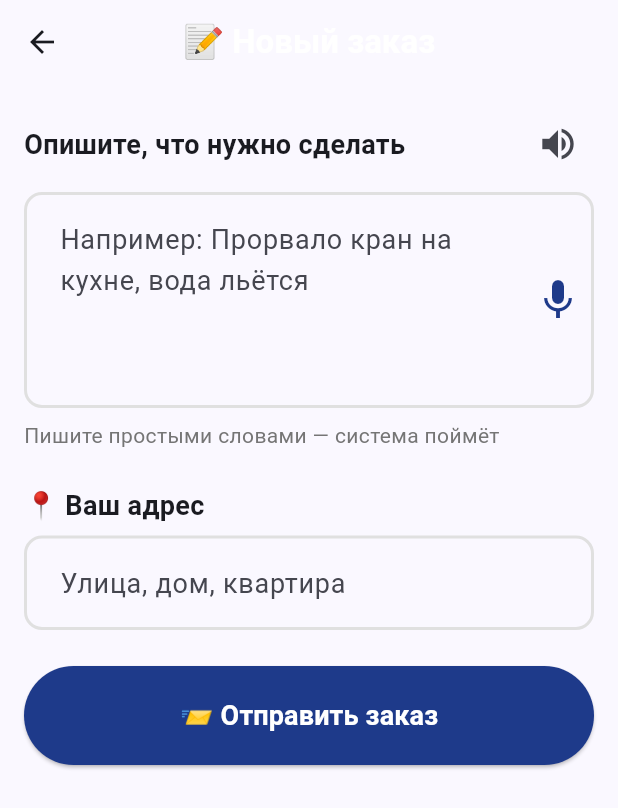
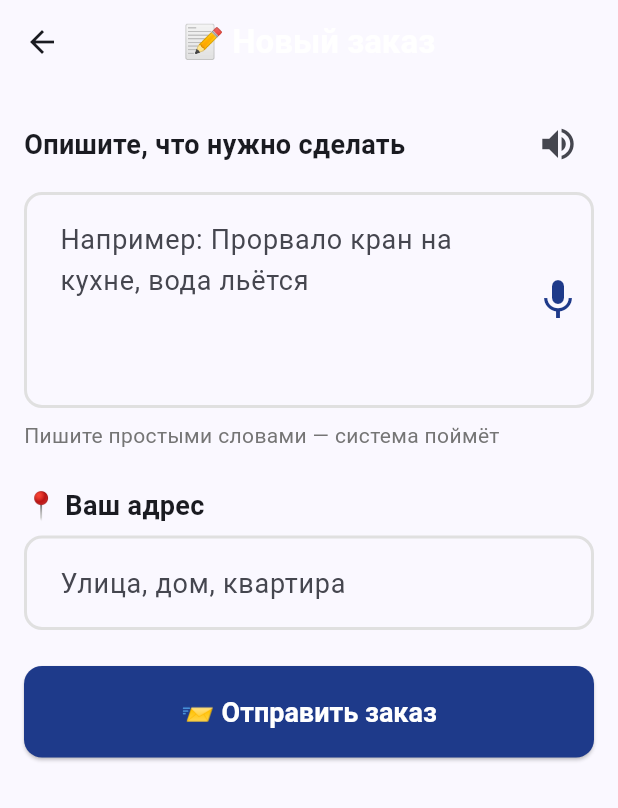
Before and after one commit to Foggez-rfs/My_Work, a Flutter app: the NewOrderScreen screen opened by its route, on a phone screen of 412 x 824 dp. Shown: the top 808 px of the screen. Run offline on Flutter 3.47's test engine with Material 3 defaults, Android fonts, the phone set to English and light mode, and no system bars; our stand-ins replace flutter_map, flutter_tts, latlong2, pdf, printing, shared_preferences and 1 more; accounts and stored records are empty; network calls fail.

Commit message:
task snapshot 8e9a4aca-6da9-4007-883d-29bd36f3ad50

```diff
--- a/mobile/lib/services/certificate_service.dart
+++ b/mobile/lib/services/certificate_service.dart
@@ -16,7 +16,7 @@ class CertificateService {
 
     pdf.addPage(
       pw.Page(
-        pageFormat: PdfPageFormat.a4.landscape(),
+        pageFormat: PdfPageFormat.a4.landscape,
         build: (pw.Context context) {
           return pw.Container(
             decoration: pw.BoxDecoration(
--- a/mobile/lib/services/tts_service.dart
+++ b/mobile/lib/services/tts_service.dart
@@ -50,7 +50,7 @@ class TtsService {
   // Проверка, идёт ли озвучка
   static Future<bool> isSpeaking() async {
     final state = await _tts.isLanguageAvailable;
-    return state;
+    return state as bool;
   }
 
   // Озвучить и вызвать callback после завершения
--- a/mobile/lib/theme.dart
+++ b/mobile/lib/theme.dart
@@ -33,14 +33,10 @@ class AppTheme {
     ),
     // Крупные кнопки (минимум 60px высота)
     elevatedButtonTheme: ElevatedButtonThemeData(
-      style: ElevatedButtonStyle(
-        minimumSize: WidgetStateProperty.all(const Size(double.infinity, 60)),
-        shape: WidgetStateProperty.all(
-          RoundedRectangleBorder(borderRadius: BorderRadius.circular(12)),
-        ),
-        textStyle: WidgetStateProperty.all(
-          const TextStyle(fontSize: 18, fontWeight: FontWeight.w600),
-        ),
+      style: ElevatedButton.styleFrom(
+        minimumSize: const Size(double.infinity, 60),
+        shape: RoundedRectangleBorder(borderRadius: BorderRadius.circular(12)),
+        textStyle: const TextStyle(fontSize: 18, fontWeight: FontWeight.w600),
       ),
     ),
     // Поля ввода
@@ -98,14 +94,10 @@ class AppTheme {
       labelLarge: TextStyle(fontSize: 18, fontWeight: FontWeight.w600),
     ),
     elevatedButtonTheme: ElevatedButtonThemeData(
-      style: ElevatedButtonStyle(
-        minimumSize: WidgetStateProperty.all(const Size(double.infinity, 60)),
-        shape: WidgetStateProperty.all(
-          RoundedRectangleBorder(borderRadius: BorderRadius.circular(12)),
-        ),
-        textStyle: WidgetStateProperty.all(
-          const TextStyle(fontSize: 18, fontWeight: FontWeight.w600),
-        ),
+      style: ElevatedButton.styleFrom(
+        minimumSize: const Size(double.infinity, 60),
+        shape: RoundedRectangleBorder(borderRadius: BorderRadius.circular(12)),
+        textStyle: const TextStyle(fontSize: 18, fontWeight: FontWeight.w600),
       ),
     ),
     inputDecorationTheme: InputDecorationTheme(
```
Also changed, not shown: 1 other file.
